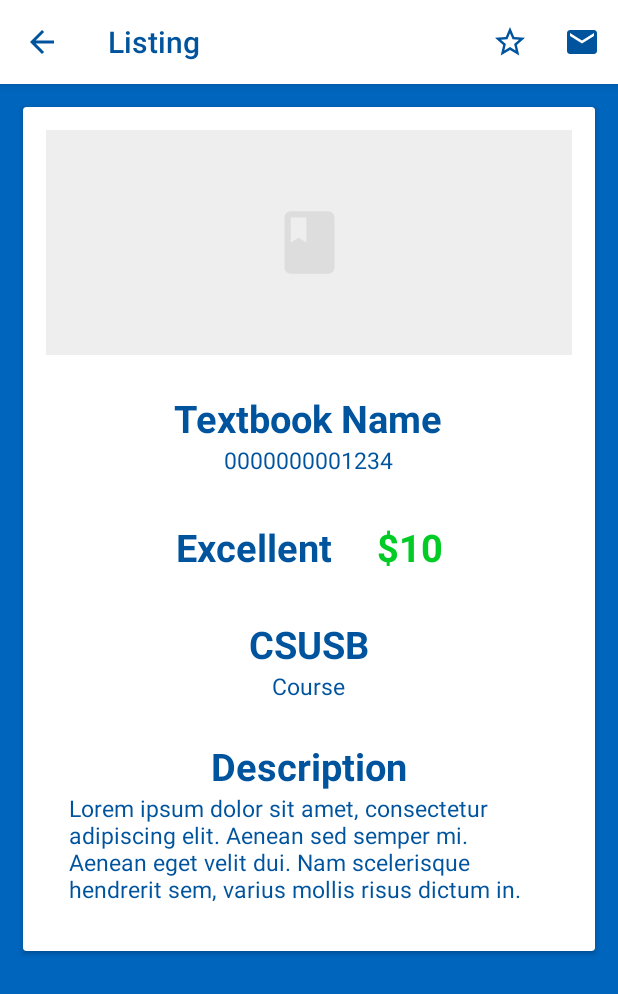
After one commit to zachfalcone/CS455_Proj_13, an Android app: the ViewActivity screen opened directly, with no data from a screen before it, on a phone screen of 412 x 824 dp. The commit adds this screen. Shown: the top 994 px of the screen. Run offline under Robolectric (Android 15) with nearby library versions, the phone set to English and light mode, and no system bars.

Commit message:
Added ViewActivity, etc.
- Added ViewActivity
• Added favorite and email menu icons and animations
• Added activity_view which shows the textbook picture, name, ISBN, condition, price, school, course, and description

- Updated theme
• Changed to CSUSB colors

- Updated activity_add
• Changed to card layout with separators

```diff
--- a/app/build.gradle
+++ b/app/build.gradle
@@ -30,11 +30,8 @@ dependencies {
     compile 'com.google.firebase:firebase-auth:11.4.2'
     compile 'com.google.android.gms:play-services-auth:11.4.2'
     compile 'com.android.support:design:25.3.1'
+    compile 'com.android.support:cardview-v7:25.3.1'
     testCompile 'junit:junit:4.12'
-    compile 'com.android.support:cardview-v7:25.3.1'
 }
 
-
-
-
 apply plugin: 'com.google.gms.google-services'
--- a/app/src/main/java/cse455/csusb/bookngo/AddActivity.java
+++ b/app/src/main/java/cse455/csusb/bookngo/AddActivity.java
@@ -39,14 +39,14 @@ public class AddActivity extends AppCompatActivity implements GoogleApiClient.On
         setContentView(R.layout.activity_add);
         //getActionBar().setDisplayHomeAsUpEnabled(true);
 
-        View loginView = findViewById(R.id.add_view);
+        View addView = findViewById(R.id.add_view);
 
         Window window = getWindow();
         if (Build.VERSION.SDK_INT >= Build.VERSION_CODES.M) {
             // If device supports light status bar (>=Marshmallow)
-            if (loginView != null) {
+            if (addView != null) {
                 window.setStatusBarColor(ContextCompat.getColor(this, R.color.lightStatusColor));
-                loginView.setSystemUiVisibility(View.SYSTEM_UI_FLAG_LIGHT_STATUS_BAR);
+                addView.setSystemUiVisibility(View.SYSTEM_UI_FLAG_LIGHT_STATUS_BAR);
             }
         } else if (Build.VERSION.SDK_INT >= Build.VERSION_CODES.LOLLIPOP) {
             // If device supports custom status bar color (>=Lollipop)
--- a/app/src/main/java/cse455/csusb/bookngo/ProfileActivity.java
+++ b/app/src/main/java/cse455/csusb/bookngo/ProfileActivity.java
@@ -38,14 +38,14 @@ public class ProfileActivity extends AppCompatActivity implements GoogleApiClien
         super.onCreate(savedInstanceState);
         setContentView(R.layout.activity_profile);
 
-        View loginView = findViewById(R.id.profile_view);
+        View profileView = findViewById(R.id.profile_view);
 
         Window window = getWindow();
         if (Build.VERSION.SDK_INT >= Build.VERSION_CODES.M) {
             // If device supports light status bar (>=Marshmallow)
-            if (loginView != null) {
+            if (profileView != null) {
                 window.setStatusBarColor(ContextCompat.getColor(this, R.color.lightStatusColor));
-                loginView.setSystemUiVisibility(View.SYSTEM_UI_FLAG_LIGHT_STATUS_BAR);
+                profileView.setSystemUiVisibility(View.SYSTEM_UI_FLAG_LIGHT_STATUS_BAR);
             }
         } else if (Build.VERSION.SDK_INT >= Build.VERSION_CODES.LOLLIPOP) {
             // If device supports custom status bar color (>=Lollipop)
--- /dev/null
+++ b/app/src/main/java/cse455/csusb/bookngo/ViewActivity.java
@@ -0,0 +1,67 @@
+package cse455.csusb.bookngo;
+
+import android.graphics.drawable.Animatable;
+import android.graphics.drawable.Drawable;
+import android.os.Build;
+import android.os.Bundle;
+import android.app.Activity;
+import android.support.v4.content.ContextCompat;
+import android.support.v7.app.AppCompatActivity;
+import android.view.Menu;
+import android.view.MenuItem;
+import android.view.View;
+import android.view.Window;
+import android.widget.Toast;
+
+public class ViewActivity extends AppCompatActivity {
+
+    private boolean bFavorite = false;
+    private MenuItem mFavorite;
+
+    @Override
+    protected void onCreate(Bundle savedInstanceState) {
+        super.onCreate(savedInstanceState);
+        setContentView(R.layout.activity_view);
+
+        View viewView = findViewById(R.id.view_view);
+
+        Window window = getWindow();
+        if (Build.VERSION.SDK_INT >= Build.VERSION_CODES.M) {
+            // If device supports light status bar (>=Marshmallow)
+            if (viewView != null) {
+                window.setStatusBarColor(ContextCompat.getColor(this, R.color.lightStatusColor));
+                viewView.setSystemUiVisibility(View.SYSTEM_UI_FLAG_LIGHT_STATUS_BAR);
+            }
+        } else if (Build.VERSION.SDK_INT >= Build.VERSION_CODES.LOLLIPOP) {
+            // If device supports custom status bar color (>=Lollipop)
+            window.setStatusBarColor(ContextCompat.getColor(this, R.color.darkStatusColor));
+        }
+    }
+
+    @Override
+    public boolean onCreateOptionsMenu(Menu menu) {
+        getMenuInflater().inflate(R.menu.menu_view, menu);
+        mFavorite = menu.findItem(R.id.favorite);
+        return super.onCreateOptionsMenu(menu);
+    }
+
+    @Override
+    public boolean onOptionsItemSelected(MenuItem item) {
+        switch (item.getItemId()) {
+            case R.id.favorite:
+                bFavorite = !bFavorite;
+
+                mFavorite.setIcon(getDrawable(bFavorite ? R.drawable.anim_star : R.drawable.anim_unstar));
+                Drawable favoriteIcon = mFavorite.getIcon();
+                if (favoriteIcon instanceof Animatable) {
+                    ((Animatable) favoriteIcon).start();
+                }
+
+                //Toast.makeText(getApplicationContext(), bFavorite ? "Starred" : "Unstarred", Toast.LENGTH_SHORT).show();
+                // Add to favorites
+
+                break;
+        }
+        return super.onOptionsItemSelected(item);
+    }
+}
--- /dev/null
+++ b/app/src/main/res/drawable/anim_star.xml
@@ -0,0 +1,29 @@
+<animated-vector
+    xmlns:android="http://schemas.android.com/apk/res/android"
+    xmlns:aapt="http://schemas.android.com/aapt">
+    <aapt:attr name="android:drawable">
+        <vector
+            xmlns:android="http://schemas.android.com/apk/res/android"
+            android:width="24dp"
+            android:height="24dp"
+            android:viewportWidth="24"
+            android:viewportHeight="24">
+            <path
+                android:name="path_1"
+                android:pathData="M 22 9.24 L 14.81 8.62 L 12 2 L 9.19 8.63 L 2 9.24 L 7.46 13.97 L 5.82 21 L 12 17.27 L 18.18 21 L 16.55 13.97 L 22 9.24 Z M 12 15.4 L 8.24 17.67 L 9.24 13.39 L 5.92 10.51 L 10.3 10.13 L 12 6.1 L 13.71 10.14 L 18.09 10.52 L 14.77 13.4 L 15.77 17.68 L 12 15.4 Z"
+                android:fillColor="@color/brightTextColor"/>
+        </vector>
+    </aapt:attr>
+    <target android:name="path_1">
+        <aapt:attr name="android:animation">
+            <objectAnimator
+                xmlns:android="http://schemas.android.com/apk/res/android"
+                android:propertyName="pathData"
+                android:duration="300"
+                android:valueFrom="M 12 17.27 L 18.18 21 L 16.55 13.97 L 22 9.24 L 22 9.24 L 14.81 8.62 L 12 2 L 9.19 8.63 L 2 9.24 L 7.46 13.97 L 5.82 21 L 12 17.27 M 12 15.4 L 8.24 17.67 L 9.24 13.39 L 5.92 10.51 L 10.3 10.13 L 12 6.1 L 13.71 10.14 L 18.09 10.52 L 14.77 13.4 L 15.77 17.68 L 12 15.4 L 12 15.4"
+                android:valueTo="M 12 17.27 L 18.18 21 L 16.54 13.97 L 19.27 11.605 L 22 9.24 L 14.81 8.63 L 12 2 L 9.19 8.63 L 2 9.24 L 7.46 13.97 L 5.82 21 L 12 17.27 M 12.005 12.495 L 12.005 12.495 L 12.005 12.495 L 12.005 12.495 L 12.005 12.495 L 12.005 12.495 L 12.005 12.495 L 12.005 12.495 L 12.005 12.495 L 12.005 12.495 L 12.005 12.495 L 12.005 12.495"
+                android:valueType="pathType"
+                android:interpolator="@android:interpolator/fast_out_slow_in"/>
+        </aapt:attr>
+    </target>
+</animated-vector>
--- /dev/null
+++ b/app/src/main/res/drawable/anim_unstar.xml
@@ -0,0 +1,29 @@
+<animated-vector
+    xmlns:android="http://schemas.android.com/apk/res/android"
+    xmlns:aapt="http://schemas.android.com/aapt">
+    <aapt:attr name="android:drawable">
+        <vector
+            xmlns:android="http://schemas.android.com/apk/res/android"
+            android:width="24dp"
+            android:height="24dp"
+            android:viewportWidth="24"
+            android:viewportHeight="24">
+            <path
+                android:name="path"
+                android:pathData="M 12 17.27 L 18.18 21 L 16.54 13.97 L 22 9.24 L 14.81 8.63 L 12 2 L 9.19 8.63 L 2 9.24 L 7.46 13.97 L 5.82 21 Z"
+                android:fillColor="@color/brightTextColor"/>
+        </vector>
+    </aapt:attr>
+    <target android:name="path">
+        <aapt:attr name="android:animation">
+            <objectAnimator
+                xmlns:android="http://schemas.android.com/apk/res/android"
+                android:propertyName="pathData"
+                android:duration="300"
+                android:valueFrom="M 12 17.27 L 18.18 21 L 16.54 13.97 L 19.27 11.605 L 22 9.24 L 14.81 8.63 L 12 2 L 9.19 8.63 L 2 9.24 L 7.46 13.97 L 5.82 21 L 12 17.27 M 12.005 12.495 L 12.005 12.495 L 12.005 12.495 L 12.005 12.495 L 12.005 12.495 L 12.005 12.495 L 12.005 12.495 L 12.005 12.495 L 12.005 12.495 L 12.005 12.495 L 12.005 12.495 L 12.005 12.495"
+                android:valueTo="M 12 17.27 L 18.18 21 L 16.55 13.97 L 22 9.24 L 22 9.24 L 14.81 8.62 L 12 2 L 9.19 8.63 L 2 9.24 L 7.46 13.97 L 5.82 21 L 12 17.27 M 12 15.4 L 8.24 17.67 L 9.24 13.39 L 5.92 10.51 L 10.3 10.13 L 12 6.1 L 13.71 10.14 L 18.09 10.52 L 14.77 13.4 L 15.77 17.68 L 12 15.4 L 12 15.4"
+                android:valueType="pathType"
+                android:interpolator="@android:interpolator/fast_out_slow_in"/>
+        </aapt:attr>
+    </target>
+</animated-vector>
--- /dev/null
+++ b/app/src/main/res/drawable/ic_email.xml
@@ -0,0 +1,9 @@
+<vector xmlns:android="http://schemas.android.com/apk/res/android"
+        android:width="24dp"
+        android:height="24dp"
+        android:viewportWidth="24.0"
+        android:viewportHeight="24.0">
+    <path
+        android:fillColor="@color/brightTextColor"
+        android:pathData="M20,4L4,4c-1.1,0 -1.99,0.9 -1.99,2L2,18c0,1.1 0.9,2 2,2h16c1.1,0 2,-0.9 2,-2L22,6c0,-1.1 -0.9,-2 -2,-2zM20,8l-8,5 -8,-5L4,6l8,5 8,-5v2z"/>
+</vector>
--- /dev/null
+++ b/app/src/main/res/drawable/ic_star_outline.xml
@@ -0,0 +1,9 @@
+<vector xmlns:android="http://schemas.android.com/apk/res/android"
+        android:width="24dp"
+        android:height="24dp"
+        android:viewportWidth="24.0"
+        android:viewportHeight="24.0">
+    <path
+        android:fillColor="@color/brightTextColor"
+        android:pathData="M22,9.24l-7.19,-0.62L12,2 9.19,8.63 2,9.24l5.46,4.73L5.82,21 12,17.27 18.18,21l-1.63,-7.03L22,9.24zM12,15.4l-3.76,2.27 1,-4.28 -3.32,-2.88 4.38,-0.38L12,6.1l1.71,4.04 4.38,0.38 -3.32,2.88 1,4.28L12,15.4z"/>
+</vector>
--- /dev/null
+++ b/app/src/main/res/layout/activity_view.xml
@@ -0,0 +1,177 @@
+<?xml version="1.0" encoding="utf-8"?>
+<ScrollView xmlns:android="http://schemas.android.com/apk/res/android"
+    xmlns:tools="http://schemas.android.com/tools"
+    android:layout_width="match_parent"
+    android:layout_height="match_parent"
+    tools:context="cse455.csusb.bookngo.ViewActivity"
+    android:id="@+id/view_view"
+    android:background="@color/b2gPrimary">
+
+    <LinearLayout
+        android:layout_width="match_parent"
+        android:layout_height="wrap_content"
+        android:orientation="vertical">
+
+        <android.support.v7.widget.CardView
+            android:layout_width="match_parent"
+            android:layout_height="wrap_content"
+            android:layout_margin="15dp">
+
+            <LinearLayout
+                android:layout_width="match_parent"
+                android:layout_height="match_parent"
+                android:padding="15dp"
+                android:orientation="vertical" >
+
+                <ImageView
+                    android:id="@+id/view_image"
+                    android:layout_width="match_parent"
+                    android:layout_height="150dp"
+                    android:background="#EEEEEE"
+                    android:src="@drawable/ic_book"
+                    android:scaleType="center"
+                    android:layout_marginBottom="15dp"/>
+
+                <LinearLayout
+                    android:id="@+id/view_info"
+                    android:layout_width="match_parent"
+                    android:layout_height="wrap_content"
+                    android:layout_marginBottom="0dp"
+                    android:orientation="vertical"
+                    android:gravity="center"
+                    android:minHeight="75dp">
+
+                    <TextView
+                        android:id="@+id/view_title"
+                        android:layout_width="wrap_content"
+                        android:layout_height="wrap_content"
+                        android:gravity="center"
+                        android:text="Textbook Name"
+                        android:textColor="@color/b2gPrimaryDark"
+                        android:textStyle="bold"
+                        android:textSize="25sp"/>
+
+                    <TextView
+                        android:id="@+id/view_isbn"
+                        android:layout_width="wrap_content"
+                        android:layout_height="wrap_content"
+                        android:gravity="center"
+                        android:text="0000000001234"
+                        android:textColor="@color/b2gPrimaryDark"
+                        android:textStyle="normal"
+                        android:textSize="15sp" />
+
+                </LinearLayout>
+
+                <LinearLayout
+                    android:id="@+id/view_book_info"
+                    android:layout_width="match_parent"
+                    android:layout_height="wrap_content"
+                    android:orientation="horizontal"
+                    android:layout_marginBottom="0dp"
+                    android:minHeight="75dp">
+
+                    <TextView
+                        android:id="@+id/view_condition"
+                        android:layout_width="wrap_content"
+                        android:layout_height="wrap_content"
+                        android:layout_weight=".5"
+                        android:padding="15dp"
+                        android:layout_gravity="center_vertical"
+                        android:gravity="right"
+                        android:text="Excellent"
+                        android:textColor="@color/b2gPrimaryDark"
+                        android:textStyle="bold"
+                        android:textSize="25sp" />
+
+                    <TextView
+                        android:id="@+id/view_price"
+                        android:layout_width="wrap_content"
+                        android:layout_height="wrap_content"
+                        android:layout_weight=".5"
+                        android:padding="15dp"
+                        android:layout_gravity="center_vertical"
+                        android:gravity="left"
+                        android:text="$10"
+                        android:textColor="@color/text_price"
+                        android:textStyle="bold"
+                        android:textSize="25sp" />
+
+                </LinearLayout>
+
+                <LinearLayout
+                    android:id="@+id/view_school_info"
+                    android:layout_width="match_parent"
+                    android:layout_height="wrap_content"
+                    android:orientation="vertical"
+                    android:layout_marginBottom="0dp"
+                    android:gravity="center"
+                    android:minHeight="75dp">
+
+                    <TextView
+                        android:id="@+id/view_school"
+                        android:layout_width="wrap_content"
+                        android:layout_height="wrap_content"
+                        android:gravity="center"
+                        android:text="CSUSB"
+                        android:textColor="@color/b2gPrimaryDark"
+                        android:textStyle="bold"
+                        android:textSize="25sp" />
+
+                    <TextView
+                        android:id="@+id/view_course"
+                        android:layout_width="wrap_content"
+                        android:layout_height="wrap_content"
+                        android:gravity="center"
+                        android:text="Course"
+                        android:textColor="@color/b2gPrimaryDark"
+                        android:textStyle="normal"
+                        android:textSize="15sp"/>
+
+                    <TextView
+                        android:visibility="gone"
+                        android:id="@+id/view_professor"
+                        android:layout_width="wrap_content"
+                        android:layout_height="wrap_content"
+                        android:gravity="center"
+                        android:text="Professor Name"
+                        android:textColor="@color/lightTextColor"
+                        android:textStyle="normal"
+                        android:textSize="15sp"/>
+
+                </LinearLayout>
+
+                <LinearLayout
+                    android:padding="15dp"
+                    android:layout_width="match_parent"
+                    android:layout_height="wrap_content"
+                    android:orientation="vertical"
+                    android:gravity="center"
+                    android:minHeight="75dp">
+
+                    <TextView
+                        android:layout_width="wrap_content"
+                        android:layout_height="wrap_content"
+                        android:gravity="center"
+                        android:text="Description"
+                        android:textColor="@color/b2gPrimaryDark"
+                        android:textStyle="bold"
+                        android:textSize="25sp" />
+
+                    <TextView
+                        android:id="@+id/description"
+                        android:layout_width="wrap_content"
+                        android:layout_height="wrap_content"
+                        android:text="Lorem ipsum dolor sit amet, consectetur adipiscing elit. Aenean sed semper mi. Aenean eget velit dui. Nam scelerisque hendrerit sem, varius mollis risus dictum in."
+                        android:textColor="@color/b2gPrimaryDark"
+                        android:textSize="15sp"/>
+
+                </LinearLayout>
+
+            </LinearLayout>
+
+        </android.support.v7.widget.CardView>
+
+    </LinearLayout>
+
+</ScrollView>
--- a/app/src/main/res/layout/item_textbook.xml
+++ b/app/src/main/res/layout/item_textbook.xml
@@ -7,6 +7,7 @@
     android:layout_height="match_parent">
 
     <android.support.v7.widget.CardView
+        android:id="@+id/preview_card"
         android:layout_width="match_parent"
         android:layout_height="100dp"
         android:layout_marginTop="15dp"
--- /dev/null
+++ b/app/src/main/res/menu/menu_view.xml
@@ -0,0 +1,13 @@
+<menu xmlns:android="http://schemas.android.com/apk/res/android"
+    xmlns:app="http://schemas.android.com/apk/res-auto">
+    <item
+        android:id="@+id/favorite"
+        android:title=""
+        app:showAsAction="always"
+        android:icon="@drawable/ic_star_outline" />
+    <item
+        android:id="@+id/email"
+        android:title=""
+        app:showAsAction="always"
+        android:icon="@drawable/ic_email" />
+</menu>
--- a/app/src/main/res/values/colors.xml
+++ b/app/src/main/res/values/colors.xml
@@ -2,20 +2,21 @@
 <resources>
     <color name="colorPrimary">#FFFFFF</color>
     <color name="colorPrimaryDark">#EEEEEE</color>
-    <color name="colorAccent">#ff4081</color>
+    <color name="colorAccent">#0065bd</color> <!-- Original #ff4081 -->
     <color name="lightStatusColor">#EEEEEE</color>
     <color name="darkStatusColor">#212121</color>
 
     <!-- Primary Color -->
     <!-- Original[#ff6b63], Original2[#ff6b63], CSUSB[#0065bd] -->
-    <color name="b2gPrimary">#ff6b63</color>
+    <color name="b2gPrimary">#0065bd</color>
     <!-- Dark Primary Color -->
     <!-- Original[#ef5350], Original2[#F44336], CSUSB[#00549e] -->
-    <color name="b2gPrimaryDark">#F44336</color>
+    <color name="b2gPrimaryDark">#00549e</color>
 
     <!-- Text Colors -->
     <color name="darkTextColor">#212121</color>
     <color name="brightTextColor">@color/b2gPrimaryDark</color>
+    <color name="lightTextColor">@color/white</color>
 
     <!-- EditText -->
     <color name="editTextBackground">#55FFFFFF</color>
--- a/app/src/main/res/values/strings.xml
+++ b/app/src/main/res/values/strings.xml
@@ -6,10 +6,12 @@
     <string name="title_activity_search">Search</string>
 
     <string-array name="conditions">
-        <item>Like New</item>
+        <item>Excellent</item>
         <item>Good</item>
         <item>Acceptable</item>
         <item>Poor</item>
     </string-array>
 
+    <string name="title_activity_view">Listing</string>
+
 </resources>
--- a/app/src/main/res/values/styles.xml
+++ b/app/src/main/res/values/styles.xml
@@ -24,4 +24,10 @@
         <item name="colorControlNormal">@color/brightTextColor</item>
     </style>
 
+    <style name="style_line">
+        <item name="android:layout_width">match_parent</item>
+        <item name="android:layout_height">1dp</item>
+        <item name="android:background">?android:attr/listDivider</item>
+    </style>
+
 </resources>
```
Also changed, not shown: app/src/main/AndroidManifest.xml (+8 -0 lines), app/src/main/java/cse455/csusb/bookngo/StoreActivity.java (+13 -3 lines), app/src/main/res/drawable/ic_star.xml (added, +9 -0 lines), app/src/main/res/layout/activity_add.xml (+73 -25 lines).
